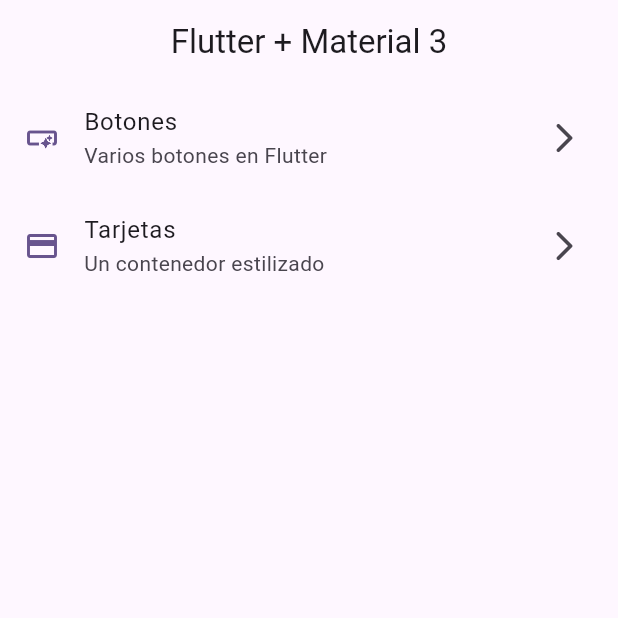
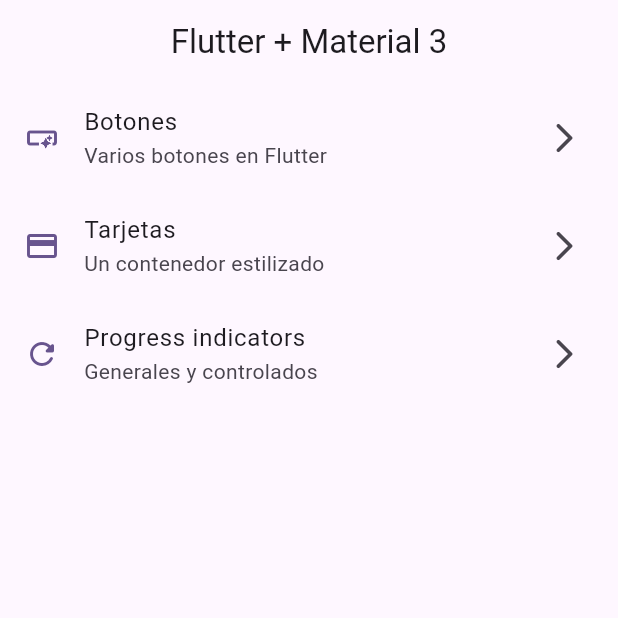
Before and after one commit to fernando1002971/widgets_app, a Flutter app: the screen it shows after launch, on a phone screen of 412 x 824 dp, the top half of it. Run offline on Flutter 3.47's test engine with Material 2 defaults, Android fonts, the phone set to English and light mode, and no system bars; our stand-ins replace go_router.

Commit message:
Se agregaron indicadores basados en un valor dinamico

```diff
--- a/lib/config/menu/menu_items.dart
+++ b/lib/config/menu/menu_items.dart
@@ -26,4 +26,10 @@ const appMenuItems = <MenuItem>[
     link: "/cards",
     icon: Icons.credit_card,
   ),
+  MenuItem(
+    title: "Progress indicators",
+    subtitle: "Generales y controlados",
+    link: "/progress",
+    icon: Icons.refresh_rounded,
+  ),
 ];
--- a/lib/config/router/app_router.dart
+++ b/lib/config/router/app_router.dart
@@ -16,9 +16,14 @@ final appRouter = GoRouter(
       builder: (context, state) => const ButtonsScreen(),
     ),
     GoRoute(
-     name: CardsScreen.name,
+      name: CardsScreen.name,
       path: '/cards',
       builder: (context, state) => const CardsScreen(),
     ),
+    GoRoute(
+      name: ProgressScreen.name,
+      path: '/progress',
+      builder: (context, state) => const ProgressScreen(),
+    ),
   ],
 );
```
Also changed, not shown: lib/presentation/screens/progress/progress_screen.dart (+70 -2 lines).
